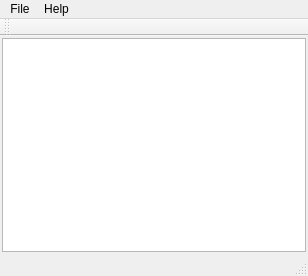
The window that mainwindow.ui (renanmarks/QTNotepad) describes before a commit, drawn with Qt 5.
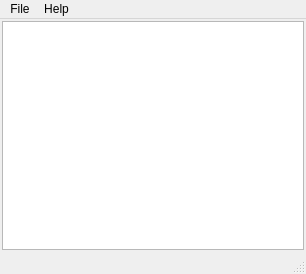
The same window after the commit.

Commit message: Novo form de about.

Diff of the .ui file:
```diff
--- a/mainwindow.ui
+++ b/mainwindow.ui
@@ -6,8 +6,8 @@
    <rect>
     <x>0</x>
     <y>0</y>
-    <width>308</width>
-    <height>276</height>
+    <width>306</width>
+    <height>274</height>
    </rect>
   </property>
   <property name="windowTitle">
@@ -39,7 +39,7 @@
     <rect>
      <x>0</x>
      <y>0</y>
-     <width>308</width>
+     <width>306</width>
      <height>20</height>
     </rect>
    </property>
@@ -64,17 +64,6 @@
    <addaction name="menuHelp"/>
   </widget>
   <widget class="QStatusBar" name="statusBar"/>
-  <widget class="QToolBar" name="toolBar">
-   <property name="windowTitle">
-    <string>toolBar</string>
-   </property>
-   <attribute name="toolBarArea">
-    <enum>TopToolBarArea</enum>
-   </attribute>
-   <attribute name="toolBarBreak">
-    <bool>false</bool>
-   </attribute>
-  </widget>
   <action name="actionNew">
    <property name="text">
     <string>New</string>
```
The commit also changes 6 other files.
